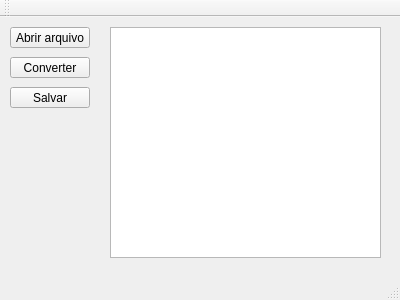
Old version of the form mainwindow.ui in the repository diogo0001/geotag.
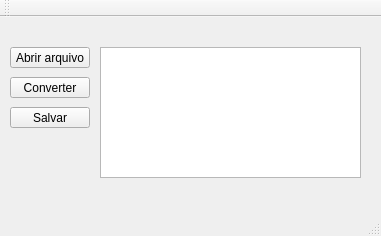
New version of the form.

Commit message: Calculate max, min and mean values

Patch:
```diff
--- a/mainwindow.ui
+++ b/mainwindow.ui
@@ -6,8 +6,8 @@
    <rect>
     <x>0</x>
     <y>0</y>
-    <width>400</width>
-    <height>300</height>
+    <width>381</width>
+    <height>236</height>
    </rect>
   </property>
   <property name="windowTitle">
@@ -18,7 +18,7 @@
     <property name="geometry">
      <rect>
       <x>10</x>
-      <y>10</y>
+      <y>30</y>
       <width>80</width>
       <height>21</height>
      </rect>
@@ -31,7 +31,7 @@
     <property name="geometry">
      <rect>
       <x>10</x>
-      <y>40</y>
+      <y>60</y>
       <width>80</width>
       <height>21</height>
      </rect>
@@ -44,7 +44,7 @@
     <property name="geometry">
      <rect>
       <x>10</x>
-      <y>70</y>
+      <y>90</y>
       <width>80</width>
       <height>21</height>
      </rect>
@@ -56,12 +56,15 @@
    <widget class="QPlainTextEdit" name="plainTextEdit">
     <property name="geometry">
      <rect>
-      <x>110</x>
-      <y>10</y>
-      <width>271</width>
-      <height>231</height>
+      <x>100</x>
+      <y>30</y>
+      <width>261</width>
+      <height>131</height>
      </rect>
     </property>
+    <property name="plainText">
+     <string/>
+    </property>
    </widget>
   </widget>
   <widget class="QMenuBar" name="menuBar">
```
Left out of the diff: 2 changed lines with no effect on the pictures. The commit also changes 2 other files.
